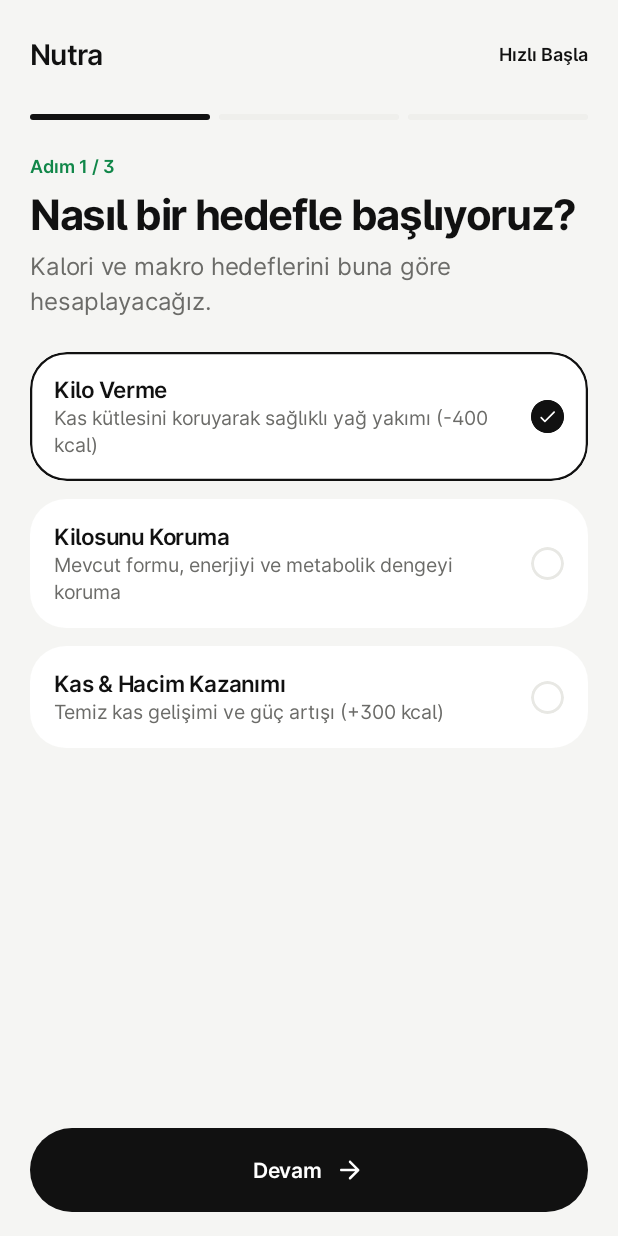
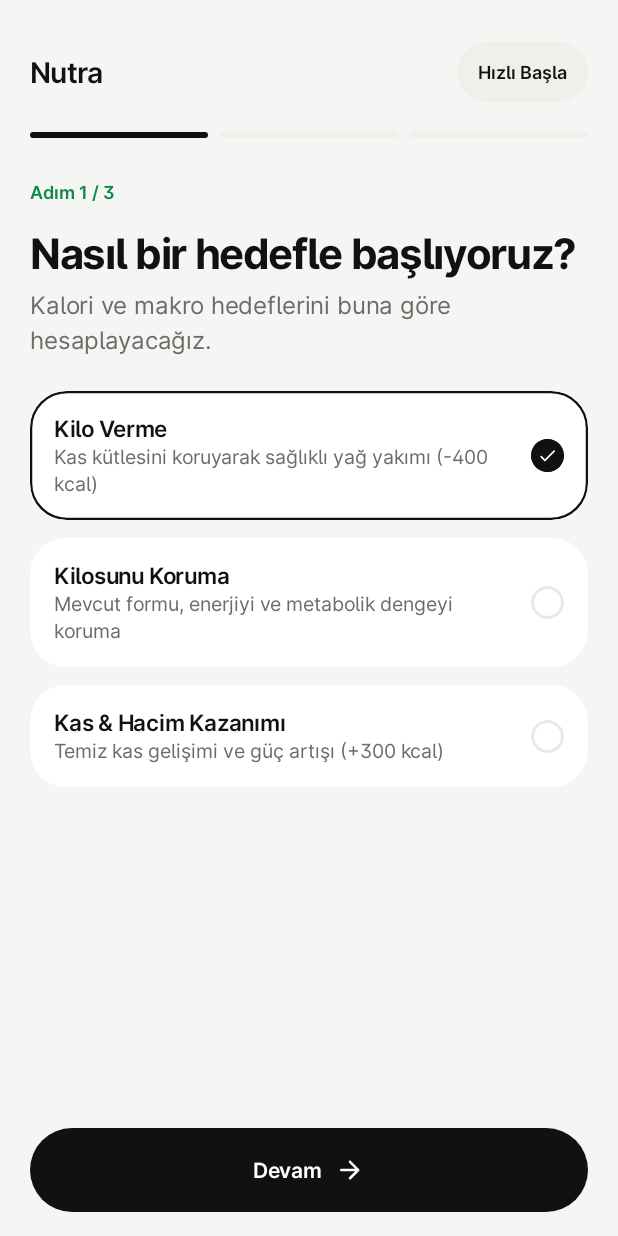
Before and after one commit to burakkayax/nutra, an Android app built with Jetpack Compose: the composable OnboardingScreen shown on its own in the app's theme, after a tap on "Geri", on a phone screen of 412 x 824 dp. Run offline under Robolectric (Android 15) with nearby library versions, the phone set to English and light mode, and no system bars; our stand-ins replace Dagger/Hilt's generated code; 2 statements that could not run were skipped; 2 other taps on this screen came first.

Commit message:
Polish UI spacing, chart legends, and simplified week strip

```diff
--- a/app/src/main/java/com/nutra/app/core/designsystem/Components.kt
+++ b/app/src/main/java/com/nutra/app/core/designsystem/Components.kt
@@ -802,6 +802,7 @@ fun NutraMetricStepperRow(
     accentColor: Color? = null,
     onValueClick: (() -> Unit)? = null,
     valueContainerColor: Color = NutraTheme.colors.surfaceMuted,
+    valueMinWidth: Dp = 68.dp,
 ) {
     val haptic = LocalHapticFeedback.current
     Row(
@@ -825,7 +826,7 @@ fun NutraMetricStepperRow(
         Box(
             modifier = Modifier
                 .padding(horizontal = 4.dp)
-                .widthIn(min = 68.dp)
+                .widthIn(min = valueMinWidth)
                 .heightIn(min = 40.dp)
                 .clip(NutraTheme.shapes.pill)
                 .background(valueContainerColor)
--- a/app/src/main/java/com/nutra/app/feature/onboarding/OnboardingScreen.kt
+++ b/app/src/main/java/com/nutra/app/feature/onboarding/OnboardingScreen.kt
@@ -10,21 +10,29 @@ import androidx.compose.animation.slideInHorizontally
 import androidx.compose.animation.slideOutHorizontally
 import androidx.compose.animation.togetherWith
 import androidx.compose.foundation.background
+import androidx.compose.foundation.border
 import androidx.compose.foundation.clickable
 import androidx.compose.foundation.layout.Arrangement
 import androidx.compose.foundation.layout.Box
 import androidx.compose.foundation.layout.Column
 import androidx.compose.foundation.layout.PaddingValues
 import androidx.compose.foundation.layout.Row
+import androidx.compose.foundation.layout.Spacer
+import androidx.compose.foundation.layout.WindowInsets
+import androidx.compose.foundation.layout.WindowInsetsSides
+import androidx.compose.foundation.layout.displayCutout
 import androidx.compose.foundation.layout.fillMaxHeight
 import androidx.compose.foundation.layout.fillMaxSize
 import androidx.compose.foundation.layout.fillMaxWidth
 import androidx.compose.foundation.layout.height
-import androidx.compose.foundation.layout.navigationBarsPadding
-import androidx.compose.foundation.layout.offset
+import androidx.compose.foundation.layout.heightIn
+import androidx.compose.foundation.layout.navigationBars
+import androidx.compose.foundation.layout.only
 import androidx.compose.foundation.layout.padding
 import androidx.compose.foundation.layout.size
-import androidx.compose.foundation.layout.statusBarsPadding
+import androidx.compose.foundation.layout.statusBars
+import androidx.compose.foundation.layout.union
+import androidx.compose.foundation.layout.windowInsetsPadding
 import androidx.compose.foundation.rememberScrollState
 import androidx.compose.foundation.verticalScroll
 import androidx.compose.material.icons.Icons
@@ -48,6 +56,7 @@ import androidx.compose.ui.hapticfeedback.HapticFeedbackType
 import androidx.compose.ui.platform.LocalHapticFeedback
 import androidx.compose.ui.semantics.Role
 import androidx.compose.ui.text.style.TextAlign
+import androidx.compose.ui.text.style.TextOverflow
 import androidx.compose.ui.unit.dp
 import androidx.lifecycle.compose.collectAsStateWithLifecycle
 import com.nutra.app.core.designsystem.NutraButton
@@ -108,20 +117,23 @@ fun OnboardingScreen(
         viewModel.previousStep()
     }
 
+    val rootInsets = WindowInsets.statusBars
+        .union(WindowInsets.displayCutout.only(WindowInsetsSides.Horizontal))
+        .union(WindowInsets.navigationBars)
+
     Column(
         modifier = Modifier
             .fillMaxSize()
             .background(colors.background)
-            .statusBarsPadding()
-            .navigationBarsPadding(),
+            .windowInsetsPadding(rootInsets),
     ) {
         // Minimal top navigation + 3-segment step bar
         Column(
             modifier = Modifier
                 .fillMaxWidth()
                 .padding(horizontal = NutraTheme.spacing.screen)
-                .padding(top = 12.dp, bottom = 8.dp),
-            verticalArrangement = Arrangement.spacedBy(16.dp),
+                .padding(top = NutraTheme.spacing.xxl, bottom = NutraTheme.spacing.sm),
+            verticalArrangement = Arrangement.spacedBy(NutraTheme.spacing.lg),
         ) {
             Row(
                 modifier = Modifier.fillMaxWidth(),
@@ -158,16 +170,15 @@ fun OnboardingScreen(
                         haptic.performHapticFeedback(HapticFeedbackType.Confirm)
                         viewModel.completeOnboarding(onOnboardingFinished)
                     },
-                    style = NutraButtonStyle.Ghost,
+                    style = NutraButtonStyle.Secondary,
                     size = NutraButtonSize.Small,
                     enabled = !state.isCompleting,
-                    modifier = Modifier.offset(x = 8.dp),
                 )
             }
 
             Row(
                 modifier = Modifier.fillMaxWidth(),
-                horizontalArrangement = Arrangement.spacedBy(6.dp),
+                horizontalArrangement = Arrangement.spacedBy(NutraTheme.spacing.sm),
             ) {
                 repeat(3) { idx ->
                     val filled = idx <= state.stepIndex
@@ -241,7 +252,8 @@ fun OnboardingScreen(
             modifier = Modifier
                 .fillMaxWidth()
                 .background(colors.background)
-                .padding(horizontal = NutraTheme.spacing.screen, vertical = 16.dp),
+                .padding(horizontal = NutraTheme.spacing.screen)
+                .padding(top = NutraTheme.spacing.md, bottom = NutraTheme.spacing.lg),
         ) {
             val isLast = state.stepIndex == 2
             NutraButton(
@@ -313,9 +325,11 @@ private fun StepHeadline(
     trailing: (@Composable () -> Unit)? = null,
 ) {
     val colors = NutraTheme.colors
-    Column(verticalArrangement = Arrangement.spacedBy(8.dp)) {
+    Column {
         Row(
-            modifier = Modifier.fillMaxWidth(),
+            modifier = Modifier
+                .fillMaxWidth()
+                .heightIn(min = 40.dp),
             horizontalArrangement = Arrangement.SpaceBetween,
             verticalAlignment = Alignment.CenterVertically,
         ) {
@@ -326,11 +340,13 @@ private fun StepHeadline(
             )
             trailing?.invoke()
         }
+        Spacer(Modifier.height(4.dp))
         Text(
             text = title,
             style = NutraTheme.typography.titleLarge,
             color = colors.textPrimary,
         )
+        Spacer(Modifier.height(8.dp))
         Text(
             text = subtitle,
             style = NutraTheme.typography.bodyLarge,
@@ -348,8 +364,9 @@ private fun GoalSelectionStep(
         modifier = Modifier
             .fillMaxSize()
             .verticalScroll(rememberScrollState())
-            .padding(horizontal = NutraTheme.spacing.screen, vertical = 16.dp),
-        verticalArrangement = Arrangement.spacedBy(24.dp),
+            .padding(horizontal = NutraTheme.spacing.screen)
+            .padding(top = NutraTheme.spacing.sm, bottom = NutraTheme.spacing.xxl),
+        verticalArrangement = Arrangement.spacedBy(NutraTheme.spacing.xxl),
     ) {
         StepHeadline(
             stepNumber = 1,
@@ -357,7 +374,7 @@ private fun GoalSelectionStep(
             subtitle = "Kalori ve makro hedeflerini buna göre hesaplayacağız.",
         )
 
-        Column(verticalArrangement = Arrangement.spacedBy(12.dp)) {
+        Column(verticalArrangement = Arrangement.spacedBy(NutraTheme.spacing.md)) {
             GoalType.entries.forEach { goal ->
                 NutraSelectableCard(
                     title = goal.title,
@@ -387,8 +404,9 @@ private fun BodyMetricsStep(
         modifier = Modifier
             .fillMaxSize()
             .verticalScroll(rememberScrollState())
-            .padding(horizontal = NutraTheme.spacing.screen, vertical = 16.dp),
-        verticalArrangement = Arrangement.spacedBy(24.dp),
+            .padding(horizontal = NutraTheme.spacing.screen)
+            .padding(top = NutraTheme.spacing.sm, bottom = NutraTheme.spacing.xxl),
+        verticalArrangement = Arrangement.spacedBy(NutraTheme.spacing.xxl),
     ) {
         StepHeadline(
             stepNumber = 2,
@@ -396,8 +414,8 @@ private fun BodyMetricsStep(
             subtitle = "Bireysel metabolizma hesabın için ölçülerini seç veya üzerine basarak yaz.",
         )
 
-        Column(verticalArrangement = Arrangement.spacedBy(10.dp)) {
-            NutraSectionHeader(title = "Biyolojik cinsiyet")
+        Column(verticalArrangement = Arrangement.spacedBy(NutraTheme.spacing.md)) {
+            NutraSectionHeader(title = "Cinsiyet")
             NutraSegmentedControl(
                 items = BiologicalSex.entries,
                 selectedItem = state.sex,
@@ -406,12 +424,9 @@ private fun BodyMetricsStep(
             )
         }
 
-        Column(verticalArrangement = Arrangement.spacedBy(10.dp)) {
-            NutraSectionHeader(
-                title = "Vücut ölçüleri",
-                supportingText = "Değere dokunarak yazabilirsin",
-            )
-            NutraCard(contentPadding = PaddingValues(horizontal = 20.dp, vertical = 14.dp)) {
+        Column(verticalArrangement = Arrangement.spacedBy(NutraTheme.spacing.md)) {
+            NutraSectionHeader(title = "Vücut ölçüleri")
+            NutraCard(contentPadding = PaddingValues(horizontal = NutraTheme.spacing.card, vertical = NutraTheme.spacing.lg)) {
                 Column(verticalArrangement = Arrangement.spacedBy(12.dp)) {
                     NutraMetricStepperRow(
                         label = "Yaş",
@@ -425,6 +440,7 @@ private fun BodyMetricsStep(
                             onAdjustAge(1)
                         },
                         onValueClick = { onEditField(OnboardingNumericField.AGE) },
+                        valueMinWidth = 80.dp,
                     )
                     NutraDivider()
                     NutraMetricStepperRow(
@@ -439,6 +455,7 @@ private fun BodyMetricsStep(
                             onAdjustHeight(1)
                         },
                         onValueClick = { onEditField(OnboardingNumericField.HEIGHT) },
+                        valueMinWidth = 80.dp,
                     )
                     NutraDivider()
                     NutraMetricStepperRow(
@@ -453,6 +470,7 @@ private fun BodyMetricsStep(
                             onAdjustCurrentWeight(0.5f)
                         },
                         onValueClick = { onEditField(OnboardingNumericField.CURRENT_WEIGHT) },
+                        valueMinWidth = 80.dp,
                     )
                     NutraDivider()
                     NutraMetricStepperRow(
@@ -467,14 +485,15 @@ private fun BodyMetricsStep(
                             onAdjustTargetWeight(0.5f)
                         },
                         onValueClick = { onEditField(OnboardingNumericField.TARGET_WEIGHT) },
+                        valueMinWidth = 80.dp,
                     )
                 }
             }
         }
 
-        Column(verticalArrangement = Arrangement.spacedBy(10.dp)) {
+        Column(verticalArrangement = Arrangement.spacedBy(NutraTheme.spacing.md)) {
             NutraSectionHeader(title = "Hareket düzeyi")
-            Column(verticalArrangement = Arrangement.spacedBy(10.dp)) {
+            Column(verticalArrangement = Arrangement.spacedBy(NutraTheme.spacing.md)) {
                 ActivityLevel.entries.forEach { level ->
                     NutraSelectableCard(
                         title = level.title,
@@ -516,8 +535,9 @@ private fun DailyPlanReviewStep(
         modifier = Modifier
             .fillMaxSize()
             .verticalScroll(rememberScrollState())
-            .padding(horizontal = NutraTheme.spacing.screen, vertical = 16.dp),
-        verticalArrangement = Arrangement.spacedBy(20.dp),
+            .padding(horizontal = NutraTheme.spacing.screen)
+            .padding(top = NutraTheme.spacing.sm, bottom = NutraTheme.spacing.xxl),
+        verticalArrangement = Arrangement.spacedBy(NutraTheme.spacing.xxl),
     ) {
         StepHeadline(
             stepNumber = 3,
@@ -531,10 +551,9 @@ private fun DailyPlanReviewStep(
                             haptic.performHapticFeedback(HapticFeedbackType.Confirm)
                             onReset()
                         },
-                        style = NutraButtonStyle.Ghost,
+                        style = NutraButtonStyle.Secondary,
                         size = NutraButtonSize.Small,
                         leadingIcon = Icons.Rounded.Refresh,
-                        modifier = Modifier.offset(x = 8.dp),
                     )
                 }
             } else {
@@ -555,8 +574,8 @@ private fun DailyPlanReviewStep(
             Row(
                 modifier = Modifier
                     .fillMaxWidth()
-                    .padding(top = 12.dp),
-                horizontalArrangement = Arrangement.SpaceBetween,
+                    .padding(top = NutraTheme.spacing.md),
+                horizontalArrangement = Arrangement.spacedBy(NutraTheme.spacing.md, Alignment.CenterHorizontally),
                 verticalAlignment = Alignment.CenterVertically,
             ) {
                 NutraStepperButton(
@@ -569,10 +588,15 @@ private fun DailyPlanReviewStep(
                     size = 44.dp,
                 )
 
+                Box(
+                    modifier = Modifier.weight(1f),
+                    contentAlignment = Alignment.Center,
+                ) {
                     Column(
                         modifier = Modifier
                             .clip(NutraTheme.shapes.md)
                             .background(colors.surfaceMuted)
+                            .border(1.dp, colors.divider, NutraTheme.shapes.md)
                             .clickable(role = Role.Button) {
                                 haptic.performHapticFeedback(HapticFeedbackType.TextHandleMove)
                                 onEditField(OnboardingNumericField.CALORIES)
@@ -584,6 +608,8 @@ private fun DailyPlanReviewStep(
                             text = formatInt(goals.calories),
                             style = NutraTheme.typography.display,
                             color = colors.textPrimary,
+                            maxLines = 1,
+                            overflow = TextOverflow.Ellipsis,
                         )
                         Row(
                             verticalAlignment = Alignment.CenterVertically,
@@ -593,6 +619,7 @@ private fun DailyPlanReviewStep(
                                 text = "kcal / gün",
                                 style = NutraTheme.typography.caption,
                                 color = colors.accent,
+                                maxLines = 1,
                             )
                             Icon(
                                 imageVector = Icons.Rounded.Edit,
@@ -600,6 +627,7 @@ private fun DailyPlanReviewStep(
                                 tint = colors.accent,
                                 modifier = Modifier.size(12.dp),
                             )
+                        }
                     }
                 }
 
@@ -618,7 +646,7 @@ private fun DailyPlanReviewStep(
             Row(
                 modifier = Modifier
                     .fillMaxWidth()
-                    .padding(top = 20.dp)
+                    .padding(top = NutraTheme.spacing.xl)
                     .height(8.dp)
                     .clip(NutraTheme.shapes.pill),
                 horizontalArrangement = Arrangement.spacedBy(2.dp),
@@ -646,8 +674,8 @@ private fun DailyPlanReviewStep(
             Row(
                 modifier = Modifier
                     .fillMaxWidth()
-                    .padding(top = 10.dp),
-                horizontalArrangement = Arrangement.SpaceEvenly,
+                    .padding(top = NutraTheme.spacing.md),
+                horizontalArrangement = Arrangement.SpaceBetween,
             ) {
                 MacroShareLegend(color = colors.protein, text = "Protein %$pShare")
                 MacroShareLegend(color = colors.carbs, text = "Karb. %$cShare")
@@ -656,7 +684,7 @@ private fun DailyPlanReviewStep(
         }
 
         // Macro & water steppers
-        NutraCard(contentPadding = PaddingValues(horizontal = 20.dp, vertical = 14.dp)) {
+        NutraCard(contentPadding = PaddingValues(horizontal = NutraTheme.spacing.card, vertical = NutraTheme.spacing.lg)) {
             Column(verticalArrangement = Arrangement.spacedBy(12.dp)) {
                 NutraMetricStepperRow(
                     label = "Protein",
--- a/app/src/main/java/com/nutra/app/feature/profile/ProfileScreen.kt
+++ b/app/src/main/java/com/nutra/app/feature/profile/ProfileScreen.kt
@@ -147,7 +147,7 @@ fun ProfileScreen(
             item(key = "header") {
                 NutraScreenHeader(
                     title = "Profil",
-                    eyebrow = "Vücut profili ve hedefler",
+                    eyebrow = "Hedefler ve ayarlar",
                 )
             }
 
```
Also changed, not shown: app/src/main/java/com/nutra/app/feature/analytics/AnalyticsScreen.kt (+3 -53 lines), app/src/main/java/com/nutra/app/feature/dashboard/DashboardScreen.kt (+0 -18 lines), app/src/main/java/com/nutra/app/feature/profile/EditBodyProfileScreen.kt (+19 -18 lines). Lines whose indentation alone changed are shown as unchanged.
